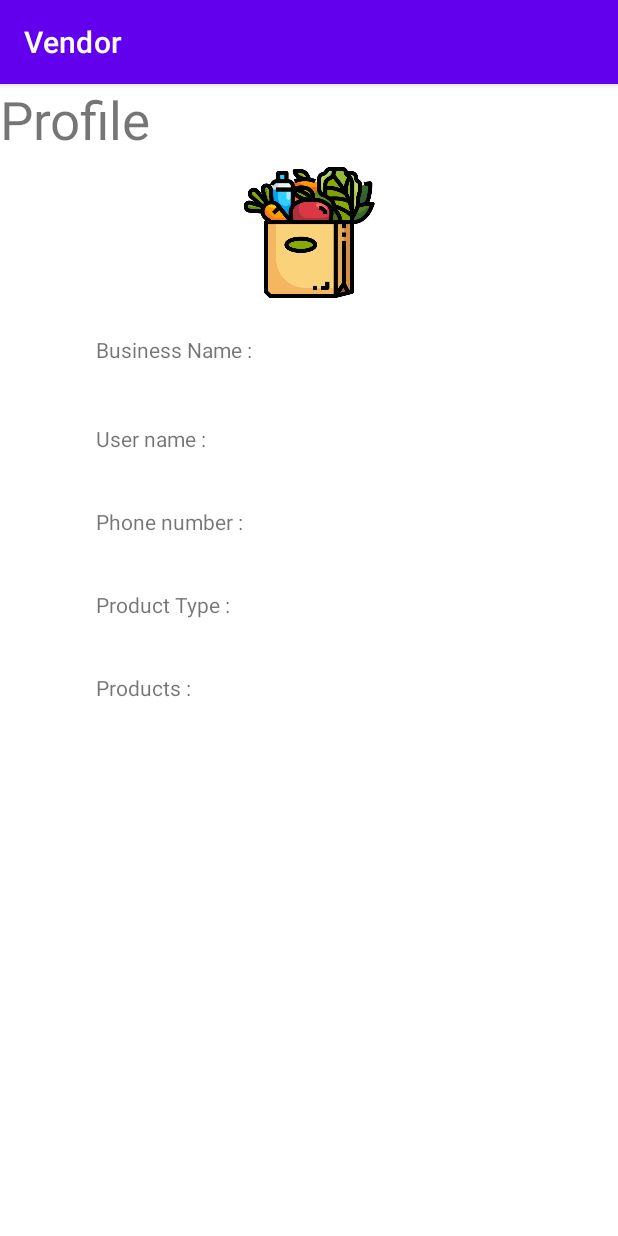
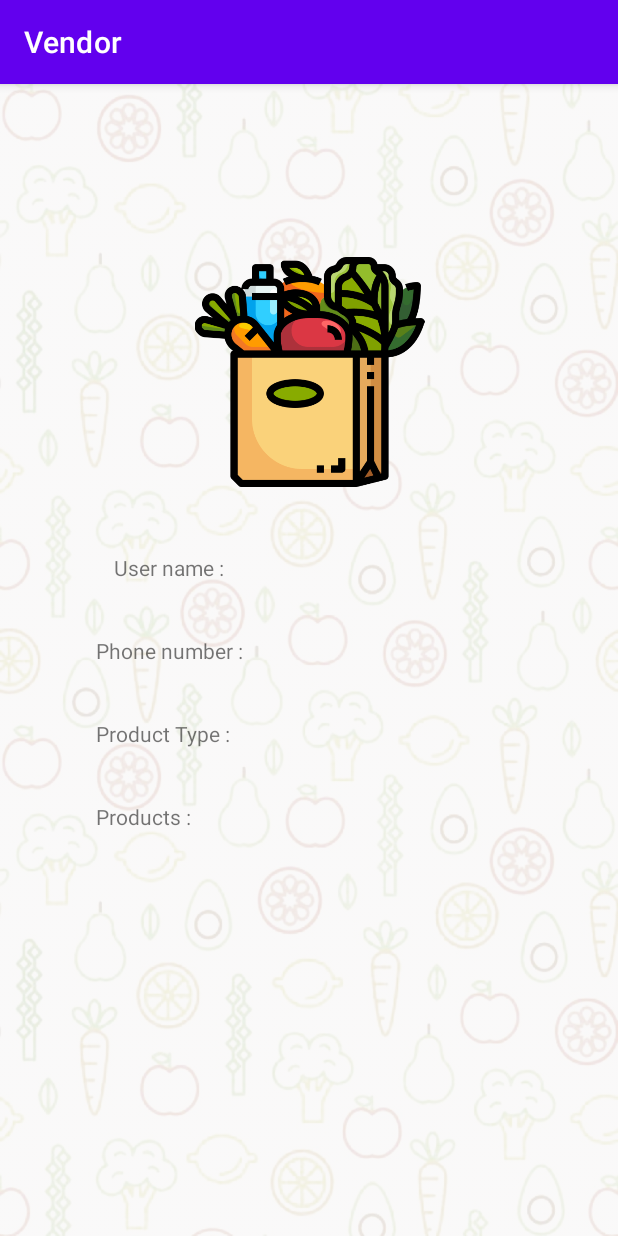
Before and after one commit to piyushdahiya1218/Vendor, an Android app: the ProfilePageActivity screen opened directly, with no data from a screen before it, on a phone screen of 412 x 824 dp. Run offline under Robolectric (Android 15) with nearby library versions, the phone set to English and light mode, and no system bars; our stand-ins replace Firebase (no records; nobody signed in at launch, a user with empty details on screens opened directly).

Commit message:
UI final changes

```diff
--- a/app/src/main/res/layout/activity_fruits_menu.xml
+++ b/app/src/main/res/layout/activity_fruits_menu.xml
@@ -4,6 +4,9 @@
     xmlns:tools="http://schemas.android.com/tools"
     android:layout_width="match_parent"
     android:layout_height="match_parent"
+    android:background="@drawable/bg1"
+    android:backgroundTint="#32E4E0E0"
+    android:backgroundTintMode="multiply"
     tools:context=".Activities.FruitsMenuActivity">
 
     <TextView
@@ -31,8 +34,8 @@
         android:id="@+id/textView16"
         android:layout_width="wrap_content"
         android:layout_height="wrap_content"
+        android:layout_marginEnd="40dp"
         android:layout_marginBottom="10dp"
-        android:layout_marginEnd="40dp"
         android:text="@string/price"
         app:layout_constraintBottom_toTopOf="@+id/allproductsrecyclerview"
         app:layout_constraintEnd_toStartOf="@+id/textView18" />
@@ -41,8 +44,8 @@
         android:id="@+id/textView18"
         android:layout_width="wrap_content"
         android:layout_height="wrap_content"
+        android:layout_marginEnd="25dp"
         android:layout_marginBottom="10dp"
-        android:layout_marginEnd="25dp"
         android:text="@string/quantity"
         app:layout_constraintBottom_toTopOf="@+id/allproductsrecyclerview"
         app:layout_constraintEnd_toEndOf="parent" />
--- a/app/src/main/res/layout/activity_profile_page.xml
+++ b/app/src/main/res/layout/activity_profile_page.xml
@@ -4,36 +4,20 @@
     xmlns:tools="http://schemas.android.com/tools"
     android:layout_width="match_parent"
     android:layout_height="match_parent"
+    android:background="@drawable/bg1"
+    android:backgroundTint="#32E4E0E0"
+    android:backgroundTintMode="multiply"
     tools:context=".Activities.ProfilePageActivity">
-
-    <TextView
-        android:id="@+id/textView8"
-        android:layout_width="wrap_content"
-        android:layout_height="wrap_content"
-        android:text="@string/profile"
-        android:textSize="35sp"
-        tools:layout_editor_absoluteX="311dp"
-        tools:layout_editor_absoluteY="68dp" />
-
-    <TextView
-        android:id="@+id/textView6"
-        android:layout_width="wrap_content"
-        android:layout_height="wrap_content"
-        android:layout_marginStart="64dp"
-        android:layout_marginTop="120dp"
-        android:text="@string/profilebusinessname"
-        app:layout_constraintStart_toStartOf="parent"
-        app:layout_constraintTop_toBottomOf="@+id/textView8" />
 
     <TextView
         android:id="@+id/textView7"
         android:layout_width="wrap_content"
-        android:layout_height="wrap_content"
-        android:layout_marginStart="64dp"
-        android:layout_marginTop="40dp"
+        android:layout_height="19dp"
+        android:layout_marginStart="76dp"
+        android:layout_marginTop="44dp"
         android:text="@string/profileusername"
         app:layout_constraintStart_toStartOf="parent"
-        app:layout_constraintTop_toBottomOf="@+id/textView6" />
+        app:layout_constraintTop_toBottomOf="@+id/imageView" />
 
     <TextView
         android:id="@+id/textView9"
@@ -69,7 +53,10 @@
         android:id="@+id/businessname"
         android:layout_width="wrap_content"
         android:layout_height="wrap_content"
-        app:layout_constraintEnd_toEndOf="@+id/textView8"
+        android:layout_marginTop="56dp"
+        android:textSize="32sp"
+        app:layout_constraintEnd_toEndOf="parent"
+        app:layout_constraintHorizontal_bias="0.498"
         app:layout_constraintStart_toStartOf="parent"
         app:layout_constraintTop_toTopOf="parent" />
 
@@ -77,10 +64,10 @@
         android:id="@+id/username"
         android:layout_width="wrap_content"
         android:layout_height="wrap_content"
-        android:layout_marginStart="64dp"
-        android:layout_marginTop="40dp"
+        android:layout_marginStart="48dp"
+        android:layout_marginTop="44dp"
         app:layout_constraintStart_toEndOf="@+id/textView7"
-        app:layout_constraintTop_toBottomOf="@+id/businessname" />
+        app:layout_constraintTop_toBottomOf="@+id/imageView" />
 
     <TextView
         android:id="@+id/phonenumber"
@@ -111,11 +98,12 @@
 
     <ImageView
         android:id="@+id/imageView"
-        android:layout_width="112dp"
-        android:layout_height="87dp"
-        android:layout_marginTop="8dp"
+        android:layout_width="211dp"
+        android:layout_height="153dp"
+        android:layout_marginTop="16dp"
         app:layout_constraintEnd_toEndOf="parent"
         app:layout_constraintStart_toStartOf="parent"
-        app:layout_constraintTop_toBottomOf="@+id/textView8"
+        app:layout_constraintTop_toBottomOf="@+id/businessname"
         app:srcCompat="@drawable/shopping_bag" />
+
 </androidx.constraintlayout.widget.ConstraintLayout>
--- a/app/src/main/res/layout/activity_vegetables_menu.xml
+++ b/app/src/main/res/layout/activity_vegetables_menu.xml
@@ -4,6 +4,9 @@
     xmlns:tools="http://schemas.android.com/tools"
     android:layout_width="match_parent"
     android:layout_height="match_parent"
+    android:background="@drawable/bg1"
+    android:backgroundTint="#32E4E0E0"
+    android:backgroundTintMode="multiply"
     tools:context=".Activities.VegetablesMenuActivity">
 
     <TextView
@@ -31,8 +34,8 @@
         android:id="@+id/textView16"
         android:layout_width="wrap_content"
         android:layout_height="wrap_content"
+        android:layout_marginEnd="40dp"
         android:layout_marginBottom="10dp"
-        android:layout_marginEnd="40dp"
         android:text="@string/price"
         app:layout_constraintBottom_toTopOf="@+id/allproductsrecyclerviewveg"
         app:layout_constraintEnd_toStartOf="@+id/textView18" />
@@ -41,8 +44,8 @@
         android:id="@+id/textView18"
         android:layout_width="wrap_content"
         android:layout_height="wrap_content"
+        android:layout_marginEnd="25dp"
         android:layout_marginBottom="10dp"
-        android:layout_marginEnd="25dp"
         android:text="@string/quantity"
         app:layout_constraintBottom_toTopOf="@+id/allproductsrecyclerviewveg"
         app:layout_constraintEnd_toEndOf="parent" />
```
